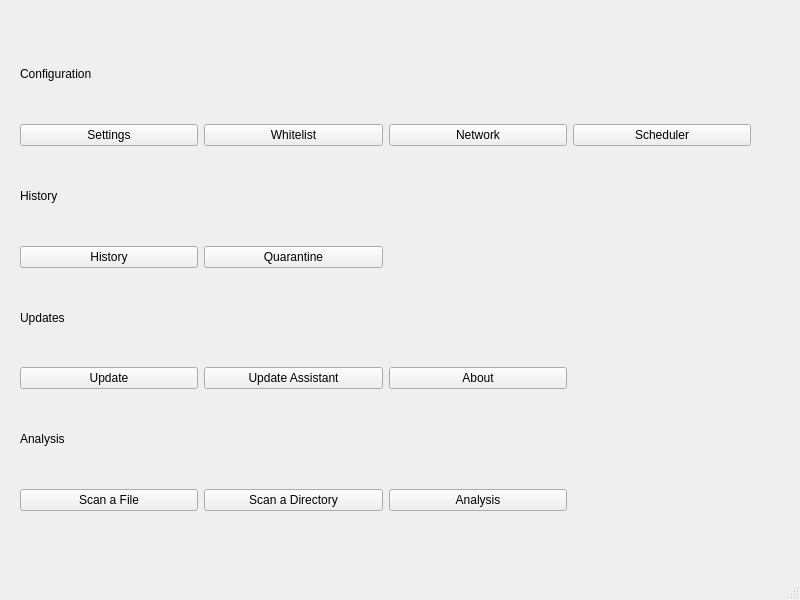
Above: pyqt-testing/mainmenu.ui from 64BitUniverse/clamtk before the change. Below: the same form after it.
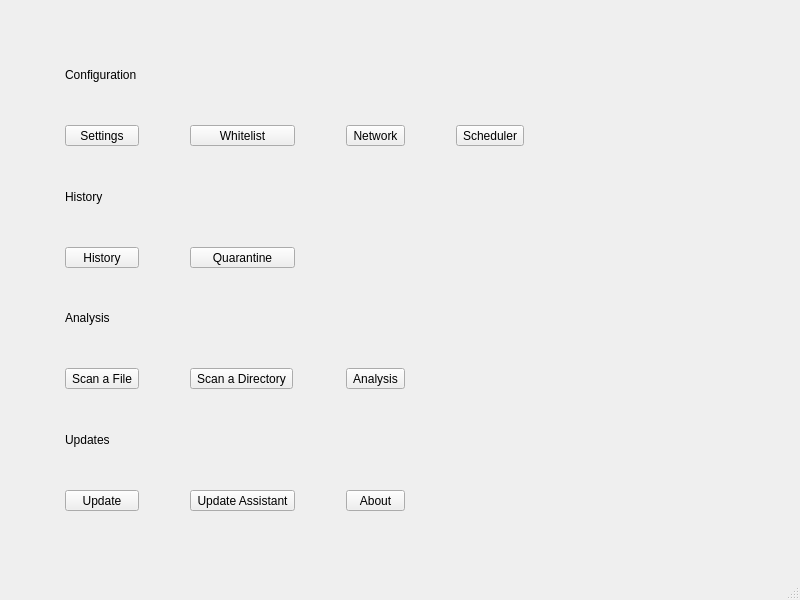
That is the form after the change. Icons and pictures are not drawn.

The edit to the form file:
```diff
--- a/pyqt-testing/mainmenu.ui
+++ b/pyqt-testing/mainmenu.ui
@@ -19,7 +19,7 @@
      <rect>
       <x>20</x>
       <y>30</y>
-      <width>731</width>
+      <width>551</width>
       <height>481</height>
      </rect>
     </property>
@@ -31,153 +31,89 @@
        </property>
       </widget>
      </item>
-     <item row="5" column="1">
-      <widget class="QPushButton" name="UpdateAssistant">
+     <item row="1" column="2">
+      <widget class="QToolButton" name="Network">
        <property name="text">
-        <string>Update Assistant</string>
+        <string>Network</string>
        </property>
        <property name="icon">
         <iconset theme="system-help"/>
        </property>
+       <property name="toolButtonStyle">
+        <enum>Qt::ToolButtonTextUnderIcon</enum>
+       </property>
       </widget>
      </item>
-     <item row="7" column="2">
-      <widget class="QPushButton" name="Analysis">
+     <item row="1" column="0">
+      <widget class="QToolButton" name="Settings">
+       <property name="sizePolicy">
+        <sizepolicy hsizetype="Preferred" vsizetype="Fixed">
+         <horstretch>0</horstretch>
+         <verstretch>0</verstretch>
+        </sizepolicy>
+       </property>
        <property name="text">
-        <string>Analysis</string>
+        <string>Settings</string>
        </property>
        <property name="icon">
         <iconset theme="system-search"/>
        </property>
-      </widget>
-     </item>
-     <item row="4" column="0">
-      <widget class="QLabel" name="label">
-       <property name="text">
-        <string>Updates</string>
+       <property name="toolButtonStyle">
+        <enum>Qt::ToolButtonTextUnderIcon</enum>
        </property>
       </widget>
      </item>
-     <item row="7" column="0">
-      <widget class="QPushButton" name="ScanaFile">
+     <item row="3" column="0">
+      <widget class="QToolButton" name="History">
+       <property name="sizePolicy">
+        <sizepolicy hsizetype="Preferred" vsizetype="Fixed">
+         <horstretch>0</horstretch>
+         <verstretch>0</verstretch>
+        </sizepolicy>
+       </property>
        <property name="text">
-        <string>Scan a File</string>
+        <string>History</string>
        </property>
        <property name="icon">
-        <iconset theme="document-new"/>
+        <iconset theme="document-open-recent"/>
+       </property>
+       <property name="toolButtonStyle">
+        <enum>Qt::ToolButtonTextUnderIcon</enum>
        </property>
       </widget>
      </item>
      <item row="1" column="1">
-      <widget class="QPushButton" name="Whitelist">
+      <widget class="QToolButton" name="Whitelist">
+       <property name="sizePolicy">
+        <sizepolicy hsizetype="Preferred" vsizetype="Fixed">
+         <horstretch>0</horstretch>
+         <verstretch>0</verstretch>
+        </sizepolicy>
+       </property>
        <property name="text">
         <string>Whitelist</string>
        </property>
        <property name="icon">
         <iconset theme="security-high"/>
        </property>
-      </widget>
-     </item>
-     <item row="3" column="1">
-      <widget class="QPushButton" name="Quarantine">
-       <property name="text">
-        <string>Quarantine</string>
+       <property name="toolButtonStyle">
+        <enum>Qt::ToolButtonTextUnderIcon</enum>
        </property>
        <property name="icon">
         <iconset theme="user-trash-full"/>
        </property>
       </widget>
      </item>
-     <item row="2" column="1">
-      <spacer name="verticalSpacer">
-       <property name="orientation">
-        <enum>Qt::Vertical</enum>
-       </property>
-       <property name="sizeType">
-        <enum>QSizePolicy::Fixed</enum>
-       </property>
-       <property name="sizeHint" stdset="0">
-        <size>
-         <width>20</width>
-         <height>20</height>
-        </size>
-       </property>
-      </spacer>
-     </item>
      <item row="1" column="3">
-      <widget class="QPushButton" name="Scheduler">
+      <widget class="QToolButton" name="Scheduler">
        <property name="text">
         <string>Scheduler</string>
        </property>
        <property name="icon">
         <iconset theme="alerts"/>
        </property>
-      </widget>
-     </item>
-     <item row="1" column="0">
-      <widget class="QPushButton" name="Settings">
-       <property name="sizePolicy">
-        <sizepolicy hsizetype="Minimum" vsizetype="Preferred">
-         <horstretch>0</horstretch>
-         <verstretch>0</verstretch>
-        </sizepolicy>
-       </property>
-       <property name="maximumSize">
-        <size>
-         <width>500</width>
-         <height>500</height>
-        </size>
-       </property>
-       <property name="text">
-        <string>Settings</string>
-       </property>
-       <property name="icon">
-        <iconset theme="preferences-system"/>
-       </property>
-       <property name="iconSize">
-        <size>
-         <width>16</width>
-         <height>16</height>
-        </size>
-       </property>
-       <property name="autoRepeat">
-        <bool>false</bool>
-       </property>
-      </widget>
-     </item>
-     <item row="7" column="1">
-      <widget class="QPushButton" name="ScanaDirectory">
-       <property name="text">
-        <string>Scan a Directory</string>
-       </property>
-       <property name="icon">
-        <iconset theme="folder-documents"/>
-       </property>
-      </widget>
-     </item>
-     <item row="0" column="1">
-      <spacer name="verticalSpacer_2">
-       <property name="orientation">
-        <enum>Qt::Vertical</enum>
-       </property>
-       <property name="sizeType">
-        <enum>QSizePolicy::Fixed</enum>
-       </property>
-       <property name="sizeHint" stdset="0">
-        <size>
-         <width>20</width>
-         <height>20</height>
-        </size>
-       </property>
-      </spacer>
-     </item>
-     <item row="1" column="2">
-      <widget class="QPushButton" name="Network">
-       <property name="text">
-        <string>Network</string>
-       </property>
-       <property name="icon">
-        <iconset theme="preferences-system-network"/>
+       <property name="toolButtonStyle">
+        <enum>Qt::ToolButtonTextUnderIcon</enum>
        </property>
       </widget>
      </item>
@@ -188,25 +124,56 @@
        </property>
       </widget>
      </item>
-     <item row="3" column="0">
-      <widget class="QPushButton" name="History">
+     <item row="3" column="1">
+      <widget class="QToolButton" name="Quarantine">
+       <property name="sizePolicy">
+        <sizepolicy hsizetype="Preferred" vsizetype="Fixed">
+         <horstretch>0</horstretch>
+         <verstretch>0</verstretch>
+        </sizepolicy>
+       </property>
        <property name="text">
-        <string>History</string>
+        <string>Quarantine</string>
        </property>
        <property name="icon">
         <iconset theme="view-list"/>
        </property>
+       <property name="toolButtonStyle">
+        <enum>Qt::ToolButtonTextUnderIcon</enum>
+       </property>
       </widget>
      </item>
-     <item row="5" column="0">
-      <widget class="QPushButton" name="Update">
-       <property name="text">
-        <string>Update</string>
+     <item row="0" column="1">
+      <spacer name="verticalSpacer">
+       <property name="orientation">
+        <enum>Qt::Vertical</enum>
        </property>
-       <property name="icon">
-        <iconset theme="software-update-available"/>
+       <property name="sizeType">
+        <enum>QSizePolicy::Fixed</enum>
        </property>
-      </widget>
+       <property name="sizeHint" stdset="0">
+        <size>
+         <width>20</width>
+         <height>20</height>
+        </size>
+       </property>
+      </spacer>
+     </item>
+     <item row="2" column="1">
+      <spacer name="verticalSpacer_2">
+       <property name="orientation">
+        <enum>Qt::Vertical</enum>
+       </property>
+       <property name="sizeType">
+        <enum>QSizePolicy::Fixed</enum>
+       </property>
+       <property name="sizeHint" stdset="0">
+        <size>
+         <width>20</width>
+         <height>20</height>
+        </size>
+       </property>
+      </spacer>
      </item>
      <item row="4" column="1">
       <spacer name="verticalSpacer_3">
@@ -241,19 +208,118 @@
       </spacer>
      </item>
      <item row="6" column="0">
+      <widget class="QLabel" name="label">
+       <property name="text">
+        <string>Updates</string>
+       </property>
+      </widget>
+     </item>
+     <item row="4" column="0">
       <widget class="QLabel" name="label_2">
        <property name="text">
         <string>Analysis</string>
        </property>
       </widget>
      </item>
-     <item row="5" column="2">
-      <widget class="QPushButton" name="pushButton">
+     <item row="5" column="0">
+      <widget class="QToolButton" name="ScanaFile">
+       <property name="text">
+        <string>Scan a File</string>
+       </property>
+       <property name="icon">
+        <iconset theme="document-new">
+         <normaloff>.</normaloff>.</iconset>
+       </property>
+       <property name="toolButtonStyle">
+        <enum>Qt::ToolButtonTextUnderIcon</enum>
+       </property>
+      </widget>
+     </item>
+     <item row="7" column="0">
+      <widget class="QToolButton" name="Update">
+       <property name="sizePolicy">
+        <sizepolicy hsizetype="Preferred" vsizetype="Fixed">
+         <horstretch>0</horstretch>
+         <verstretch>0</verstretch>
+        </sizepolicy>
+       </property>
+       <property name="text">
+        <string>Update</string>
+       </property>
+       <property name="icon">
+        <iconset theme="software-update-available">
+         <normaloff>.</normaloff>.</iconset>
+       </property>
+       <property name="toolButtonStyle">
+        <enum>Qt::ToolButtonTextUnderIcon</enum>
+       </property>
+      </widget>
+     </item>
+     <item row="7" column="1">
+      <widget class="QToolButton" name="UpdateAssistant">
+       <property name="sizePolicy">
+        <sizepolicy hsizetype="Fixed" vsizetype="Fixed">
+         <horstretch>0</horstretch>
+         <verstretch>0</verstretch>
+        </sizepolicy>
+       </property>
+       <property name="text">
+        <string>Update Assistant</string>
+       </property>
+       <property name="icon">
+        <iconset theme="system-help">
+         <normaloff>.</normaloff>.</iconset>
+       </property>
+       <property name="toolButtonStyle">
+        <enum>Qt::ToolButtonTextUnderIcon</enum>
+       </property>
+      </widget>
+     </item>
+     <item row="5" column="1">
+      <widget class="QToolButton" name="ScanaDirectory">
+       <property name="text">
+        <string>Scan a Directory</string>
+       </property>
+       <property name="icon">
+        <iconset theme="folder-documents">
+         <normaloff>.</normaloff>.</iconset>
+       </property>
+       <property name="toolButtonStyle">
+        <enum>Qt::ToolButtonTextUnderIcon</enum>
+       </property>
+      </widget>
+     </item>
+     <item row="7" column="2">
+      <widget class="QToolButton" name="About">
+       <property name="sizePolicy">
+        <sizepolicy hsizetype="Preferred" vsizetype="Fixed">
+         <horstretch>0</horstretch>
+         <verstretch>0</verstretch>
+        </sizepolicy>
+       </property>
        <property name="text">
         <string>About</string>
        </property>
        <property name="icon">
-        <iconset theme="help-about"/>
+        <iconset theme="help-about">
+         <normaloff>.</normaloff>.</iconset>
+       </property>
+       <property name="toolButtonStyle">
+        <enum>Qt::ToolButtonTextUnderIcon</enum>
+       </property>
+      </widget>
+     </item>
+     <item row="5" column="2">
+      <widget class="QToolButton" name="Analysis">
+       <property name="text">
+        <string>Analysis</string>
+       </property>
+       <property name="icon">
+        <iconset theme="system-search">
+         <normaloff>.</normaloff>.</iconset>
+       </property>
+       <property name="toolButtonStyle">
+        <enum>Qt::ToolButtonTextUnderIcon</enum>
        </property>
       </widget>
      </item>
```
Left out of the diff: 18 changed lines with no effect on the pictures.
